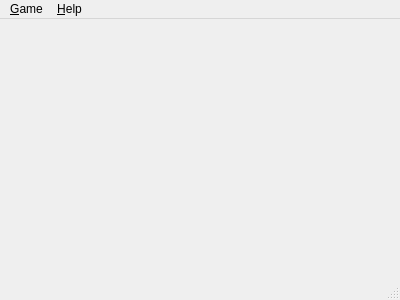
This is gui/mainwindow.ui in stephan-gh/SeaBattle as Qt 5 draws it before an edit. The edited form follows.
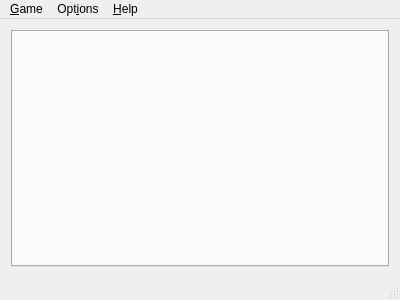
This is the edited form.

The edit to the form file:
```diff
--- a/gui/mainwindow.ui
+++ b/gui/mainwindow.ui
@@ -13,7 +13,26 @@
   <property name="windowTitle">
    <string>Sea Battle</string>
   </property>
-  <widget class="QWidget" name="centralWidget"/>
+  <widget class="QWidget" name="centralWidget">
+   <layout class="QGridLayout" name="gridLayout">
+    <item row="0" column="0">
+     <widget class="QTabWidget" name="tabWidget">
+      <property name="currentIndex">
+       <number>-1</number>
+      </property>
+      <property name="usesScrollButtons">
+       <bool>false</bool>
+      </property>
+      <property name="tabsClosable">
+       <bool>true</bool>
+      </property>
+      <property name="tabBarAutoHide">
+       <bool>true</bool>
+      </property>
+     </widget>
+    </item>
+   </layout>
+  </widget>
   <widget class="QMenuBar" name="menuBar">
    <property name="geometry">
     <rect>
@@ -41,7 +60,14 @@
     </property>
     <addaction name="actionAboutQt"/>
    </widget>
+   <widget class="QMenu" name="menuSettings">
+    <property name="title">
+     <string>Opt&amp;ions</string>
+    </property>
+    <addaction name="actionGames"/>
+   </widget>
    <addaction name="menuGame"/>
+   <addaction name="menuSettings"/>
    <addaction name="menuHelp"/>
   </widget>
   <widget class="QStatusBar" name="statusBar"/>
```
Left out of the diff: 16 changed lines with no effect on the pictures.
